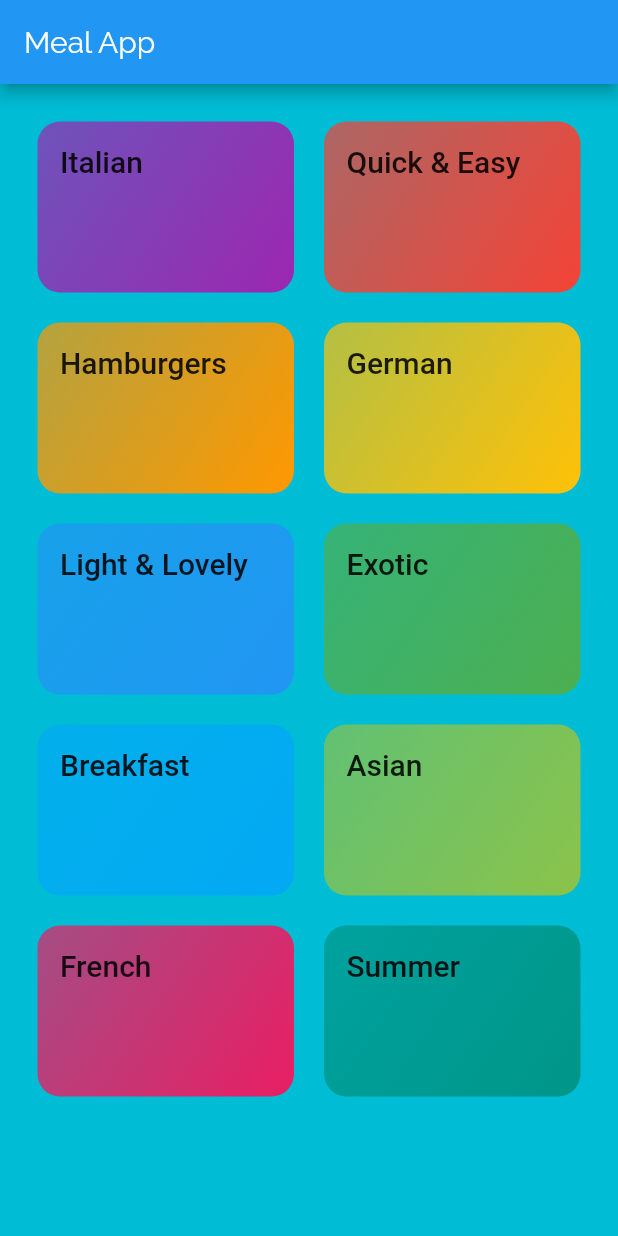
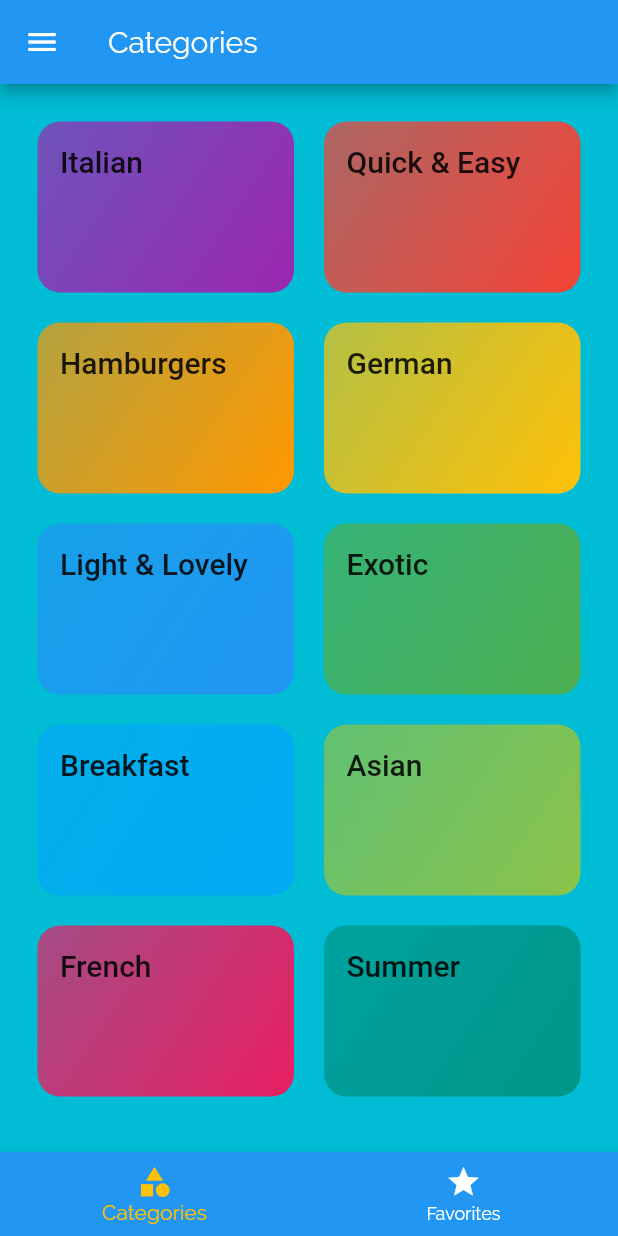
Before and after one commit to GianMor/cooking_app_flutter, a Flutter app: the screen it shows after launch, on a phone screen of 412 x 824 dp. Run offline on Flutter 3.47's test engine with Material 2 defaults, Android fonts, the phone set to English and light mode, and no system bars.

Commit message:
add favorite screen and add route in main

```diff
--- a/lib/main.dart
+++ b/lib/main.dart
@@ -1,7 +1,8 @@
+import 'package:cooking_app_flutter/screens/favorites_screen.dart';
 import 'package:cooking_app_flutter/screens/meal_detail_screen.dart';
+import 'package:cooking_app_flutter/screens/tabs_screen.dart';
 
 import 'screens/meal_detail_screen.dart';
-import 'screens/categories_screen.dart';
 import 'screens/category_meals_screen.dart';
 import 'package:flutter/material.dart';
 
@@ -27,9 +28,10 @@ class MyApp extends StatelessWidget {
       //home: CategoriesScreen(),
       initialRoute: '/',
       routes: {
-        '/': (ctx) => CategoriesScreen(),
+        '/': (ctx) => TabsScreen(),
         CategoryMealsScreen.routeName:(ctx) => CategoryMealsScreen(),
-        MealDetailScreen.routeName:(ctx) => MealDetailScreen()
+        MealDetailScreen.routeName:(ctx) => MealDetailScreen(),
+        FavoritesScreen.routeName:(ctx) => FavoritesScreen(),
       },
     );
   }
--- a/lib/screens/categories_screen.dart
+++ b/lib/screens/categories_screen.dart
@@ -6,9 +6,7 @@ import '../widgets/category_item.dart';
 class CategoriesScreen extends StatelessWidget {
   @override
   Widget build(BuildContext context) {
-    return Scaffold(
-      appBar: AppBar(title: Text('Meal App')),
-      body: GridView(
+    return GridView(
       padding: const EdgeInsets.all(25),
       gridDelegate: SliverGridDelegateWithMaxCrossAxisExtent(
           maxCrossAxisExtent: 200,
@@ -22,7 +20,6 @@ class CategoriesScreen extends StatelessWidget {
                 color: data.color,
               ))
           .toList(),
-      ),
     );
   }
 }
```
Also changed, not shown: lib/screens/favorites_screen.dart (added, +10 -0 lines). Lines whose indentation alone changed are shown as unchanged.
